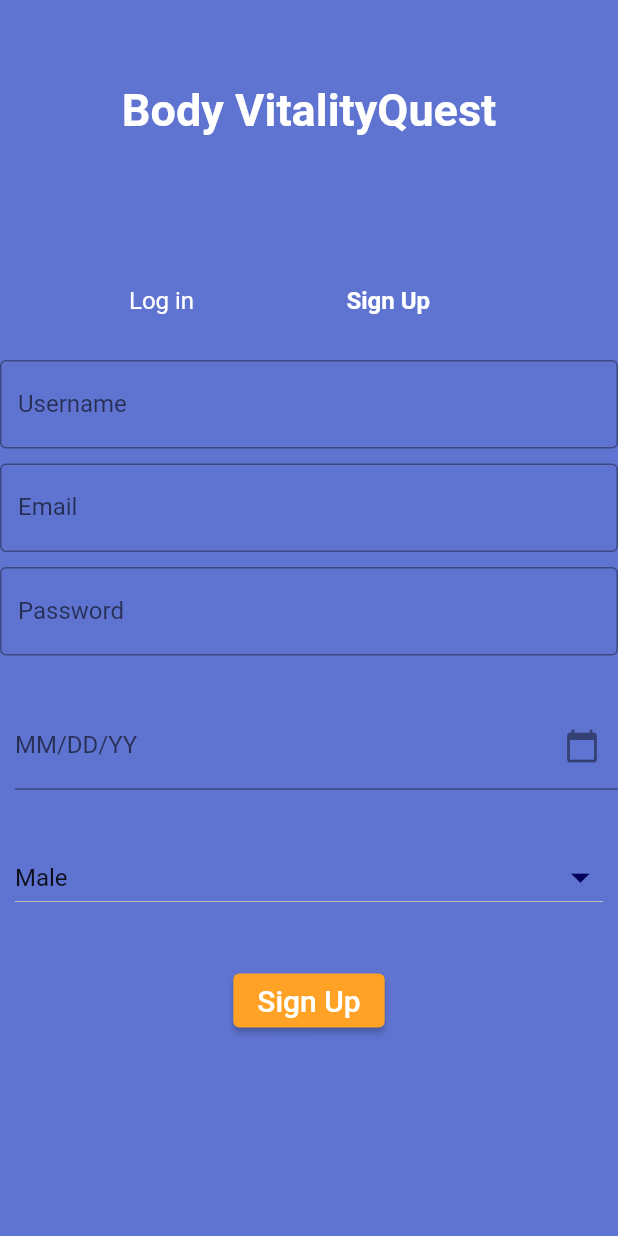
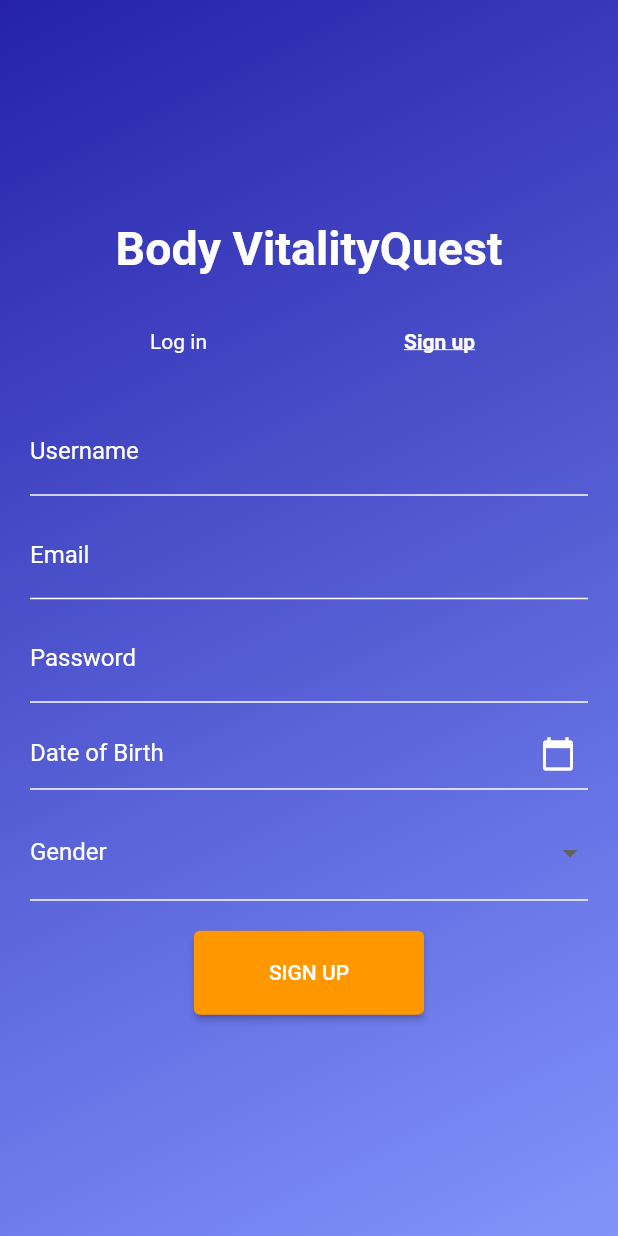
Before and after one commit to SarahCalinagan/cc206-bmi_tracker, a Flutter app: the SignUpPage screen opened directly, on a phone screen of 412 x 824 dp. Run offline on Flutter 3.47's test engine with Material 2 defaults, Android fonts, the phone set to English and light mode, and no system bars.

Commit message:
Sign Up Update

```diff
--- a/lib/features/sign_up.dart
+++ b/lib/features/sign_up.dart
@@ -1,122 +1,155 @@
 import 'package:flutter/material.dart';
 import 'package:intl/intl.dart';
 import 'package:cc206_bmi_tracker/features/log_in.dart';
+import 'package:cc206_bmi_tracker/features/calculator.dart';
 
-class SignUpPage extends StatelessWidget {
-  const SignUpPage({super.key});
+class SignUpPage extends StatefulWidget {
   @override
-  Widget build(BuildContext context) {
-    return Scaffold(
-      backgroundColor:Color.fromRGBO(95, 116, 209, 1),
-      appBar: AppBar(
-          backgroundColor: Colors.transparent, // Set background to transparent
-          elevation: 0,
-      ),
-      body: SignUpForm(),
-    );
-  }
+  _SignUpPageState createState() => _SignUpPageState();
 }
 
-class SignUpForm extends StatefulWidget {
-  @override
-  _SignUpFormState createState() => _SignUpFormState();
-}
-
-class _SignUpFormState extends State<SignUpForm> {
-  void _navigateToSignUpPage(BuildContext context) {
+class _SignUpPageState extends State<SignUpPage> {
+  void _navigateToLoginPage(BuildContext context) {
     Navigator.push(
       context,
       MaterialPageRoute(builder: (context) => LoginPage()),
     );
   }
+
+  void _navigateToCalculatorPage(BuildContext context) {
+    Navigator.push(
+      context,
+      MaterialPageRoute(builder: (context) => CalculatorPage()),
+    );
+  }
+
   final TextEditingController usernameController = TextEditingController();
   final TextEditingController emailController = TextEditingController();
   final TextEditingController passwordController = TextEditingController();
   final TextEditingController dateinput = TextEditingController();
-  final List<String> genderOptions = ['Male', 'Female',];
-  String selectedGender = 'Male';
+  String? selectedGender;
+
   @override
   Widget build(BuildContext context) {
-    return Column(
-      children: [
-         const Text(
+    return Scaffold(
+      appBar: null,
+      body: Container(
+        decoration: BoxDecoration(
+          gradient: LinearGradient(
+            begin: Alignment.topLeft,
+            end: Alignment.bottomRight,
+            colors: [
+              Color.fromARGB(255, 37, 34, 169),
+              Color.fromARGB(255, 130, 148, 252),
+            ],
+          ),
+        ),
+        child: Center(
+          child: Padding(
+            padding: const EdgeInsets.all(20.0),
+            child: Column(
+              mainAxisAlignment: MainAxisAlignment.center,
+              children: <Widget>[
+                Padding(
+                  padding: const EdgeInsets.only(bottom: 20.0),
+                  child: Text(
                     'Body VitalityQuest',
                     style: TextStyle(
-            fontSize: 30,
+                      fontSize: 31,
                       fontWeight: FontWeight.bold,
                       color: Colors.white,
+                    ),
                   ),
                 ),
                 Row(
                   mainAxisAlignment: MainAxisAlignment.center,
                   children: <Widget>[
-                    Container(
-                      width: 175,
-                      padding: const EdgeInsets.fromLTRB(65, 100, 15, 10),
-                      child: GestureDetector(
-                       onTap: () => _navigateToSignUpPage(context),
-                        child: const Text(
-                       "Log in", textAlign: TextAlign.start,
+                    TextButton(
+                      onPressed: () {
+                        _navigateToLoginPage(context);
+                      },
+                      child: Text(
+                        'Log in',
                         style: TextStyle(
+                          fontWeight: FontWeight.normal,
                           color: Colors.white,
-                         fontSize: 16,
-
                         ),
                       ),
                     ),
-
-                    ), //Container
-                    const SizedBox(
-                      width: 20,
-                    ), //SizedBox
-                    Container(
-                        width: 175,
-                        padding: const EdgeInsets.fromLTRB(15, 100, 10, 10),
-                        child: const Text(
-                        'Sign Up',
+                    SizedBox(width: 110),
+                    TextButton(
+                      onPressed: () {},
+                      child: Text(
+                        'Sign up',
                         style: TextStyle(
-                       fontSize: 16,
+                          decoration: TextDecoration.underline,
                           fontWeight: FontWeight.bold,
                           color: Colors.white,
                         ),
                       ),
-                   ) //Container
+                    ),
                   ],
                 ),
-          SizedBox(height: 20.0),
-          TextFormField(
+                SizedBox(height: 20),
+                TextField(
                   controller: usernameController,
+                  style: TextStyle(color: Colors.white),
                   decoration: InputDecoration(
                     labelText: 'Username',
-              border: OutlineInputBorder(),
+                    labelStyle: TextStyle(color: Colors.white),
+                    enabledBorder: UnderlineInputBorder(
+                      borderSide: BorderSide(color: Colors.white),
                     ),
                   ),
-          SizedBox(height: 10.0),
-          TextFormField(
+                ),
+                SizedBox(height: 10),
+                TextField(
                   controller: emailController,
+                  style: TextStyle(color: Colors.white),
                   decoration: InputDecoration(
                     labelText: 'Email',
-              border: OutlineInputBorder(),
+                    labelStyle: TextStyle(color: Colors.white),
+                    enabledBorder: UnderlineInputBorder(
+                      borderSide: BorderSide(color: Colors.white),
                     ),
                   ),
-          SizedBox(height: 10.0),
-          TextFormField(
+                ),
+                SizedBox(height: 10),
+                TextField(
                   controller: passwordController,
-            decoration: const InputDecoration(
+                  style: TextStyle(color: Colors.white),
+                  obscureText: true,
+                  decoration: InputDecoration(
                     labelText: 'Password',
-              border: OutlineInputBorder(),
+                    labelStyle: TextStyle(color: Colors.white),
+                    enabledBorder: UnderlineInputBorder(
+                      borderSide: BorderSide(color: Colors.white),
                     ),
-            obscureText: true,
                   ),
+                ),
+                SizedBox(height: 10),
                 Container(
-            padding: EdgeInsets.fromLTRB(10, 10, 0, 0),
-            height: 110,
                   child: Center(
                     child: TextField(
                       controller: dateinput,
+                      style: TextStyle(color: Colors.white),
+                      textAlign: TextAlign.left, // Set to TextAlign.left
                       decoration: InputDecoration(
-                  suffixIcon: Icon(Icons.calendar_today),
-                  labelText: "MM/DD/YY",
+                        labelText: 'Date of Birth',
+                        labelStyle: TextStyle(color: Colors.white),
+                        contentPadding:
+                            EdgeInsets.only(bottom: 10), // Adjust as needed
+                        enabledBorder: UnderlineInputBorder(
+                          borderSide: BorderSide(color: Colors.white),
+                        ),
+                        focusedBorder: UnderlineInputBorder(
+                          borderSide: BorderSide(color: Colors.white),
+                        ),
+                        suffixIcon: Padding(
+                          padding: const EdgeInsets.only(left: 8.0),
+                          child:
+                              Icon(Icons.calendar_today, color: Colors.white),
+                        ),
                       ),
                       readOnly: true,
                       onTap: () async {
@@ -127,46 +160,75 @@ class _SignUpFormState extends State<SignUpForm> {
                           lastDate: DateTime(2101),
                         );
                         if (pickedDate != null) {
-                    String formattedDate = DateFormat('yyyy-MM-dd').format(pickedDate);
+                          String formattedDate =
+                              DateFormat('yyyy-MM-dd').format(pickedDate);
                           dateinput.text = formattedDate;
                         }
                       },
                     ),
                   ),
                 ),
-           Center(
-          child: ListTile(
-            contentPadding: const EdgeInsets.all(10),
-            dense: true,
-            subtitle: DropdownButton<String>(
+                SizedBox(height: 10),
+                DropdownButtonFormField<String>(
                   value: selectedGender,
-              icon: const Icon(Icons.arrow_drop_down),
-              isExpanded: true,
-              iconSize: 30.2,
-              iconEnabledColor: Color.fromRGBO(2, 0, 88, 1),
-              items: genderOptions.map((String gender) {
+                  onChanged: (value) {
+                    setState(() {
+                      selectedGender = value;
+                    });
+                  },
+                  decoration: InputDecoration(
+                    labelText: 'Gender',
+                    labelStyle: TextStyle(color: Colors.white),
+                    enabledBorder: UnderlineInputBorder(
+                      borderSide: BorderSide(color: Colors.white),
+                    ),
+                  ),
+                  items: ['Male', 'Female', 'Other']
+                      .map<DropdownMenuItem<String>>((String value) {
                     return DropdownMenuItem<String>(
-                  value: gender,
-                  child: Text(gender),
+                      value: value,
+                      child: Text(
+                        value,
+                        style: TextStyle(color: Colors.black),
+                      ),
                     );
                   }).toList(),
-              onChanged: (value) {
-                setState(() {
-                  selectedGender = value!;
-                });
+                ),
+                SizedBox(height: 20),
+                ElevatedButton(
+                  onPressed: () {
+                    _navigateToCalculatorPage(context);
                   },
+                  child: Text('SIGN UP'),
+                  style: ElevatedButton.styleFrom(
+                    primary: Colors.orange,
+                    padding: EdgeInsets.symmetric(horizontal: 50, vertical: 20),
+                  ),
+                ),
+              ],
             ),
           ),
         ),
-          SizedBox(height: 20),
-          ElevatedButton(
-            onPressed: () {},
-            style: ElevatedButton.styleFrom(
-            primary: const Color.fromRGBO(255, 162, 38, 1) , // Background color
       ),
-            child: Text('Sign Up', style: TextStyle(fontSize: 20)),
+    );
+  }
+}
+
+class SignUpPageParent extends StatefulWidget {
+  @override
+  _SignUpPageParentState createState() => _SignUpPageParentState();
+}
+
+class _SignUpPageParentState extends State<SignUpPageParent> {
+  @override
+  Widget build(BuildContext context) {
+    return Scaffold(
+      appBar: AppBar(
+        title: Text('BMI Tracker'),
       ),
-        ]
+      body: SingleChildScrollView(
+        child: SignUpPage(),
+      ),
     );
   }
 }
@@ -174,7 +236,7 @@ class _SignUpFormState extends State<SignUpForm> {
 void main() {
   runApp(
     MaterialApp(
-      home: SignUpPage(),
+      home: SignUpPageParent(),
     ),
   );
 }
--- a/lib/main.dart
+++ b/lib/main.dart
@@ -1,6 +1,6 @@
 import 'package:flutter/material.dart';
-import 'package:bmi_tracker/features/sign_up.dart';
-import 'package:bmi_tracker/features/log_in.dart';
+import 'package:cc206_bmi_tracker/features/sign_up.dart';
+import 'package:cc206_bmi_tracker/features/log_in.dart';
 
 void main() {
   runApp(const MyApp());
```
Lines whose indentation alone changed are shown as unchanged.
